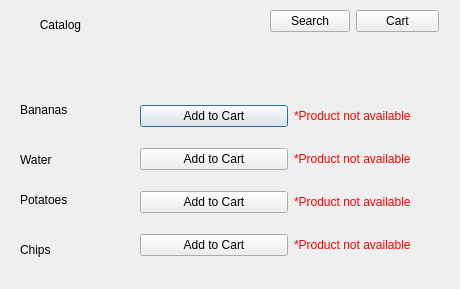
First picture: the form in products.ui, repository aishakandeell/cs2labproject, before the edit.
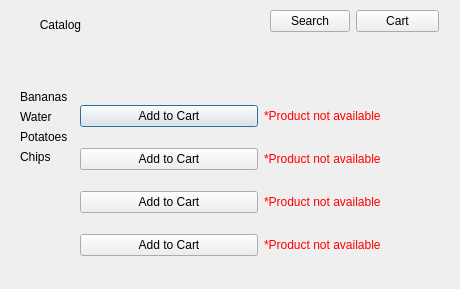
Second picture: the form after the edit.

Commit message: Product File Reader

What changed in the file:
```diff
--- a/products.ui
+++ b/products.ui
@@ -29,9 +29,9 @@
   <widget class="QWidget" name="layoutWidget">
    <property name="geometry">
     <rect>
-     <x>140</x>
+     <x>80</x>
      <y>90</y>
-     <width>301</width>
+     <width>361</width>
      <height>181</height>
     </rect>
    </property>
@@ -120,57 +120,45 @@
     </item>
    </layout>
   </widget>
-  <widget class="QLabel" name="label_2">
+  <widget class="QWidget" name="">
    <property name="geometry">
     <rect>
      <x>20</x>
-     <y>100</y>
-     <width>63</width>
-     <height>20</height>
+     <y>90</y>
+     <width>61</width>
+     <height>181</height>
     </rect>
    </property>
+   <layout class="QFormLayout" name="formLayout_2">
+    <item row="0" column="0">
+     <widget class="QLabel" name="prod1">
    <property name="text">
     <string>Bananas</string>
    </property>
   </widget>
-  <widget class="QLabel" name="label_3">
-   <property name="geometry">
-    <rect>
-     <x>20</x>
-     <y>150</y>
-     <width>63</width>
-     <height>20</height>
-    </rect>
-   </property>
+    </item>
+    <item row="1" column="0">
+     <widget class="QLabel" name="prod2">
    <property name="text">
     <string>Water</string>
    </property>
   </widget>
-  <widget class="QLabel" name="label_4">
-   <property name="geometry">
-    <rect>
-     <x>20</x>
-     <y>190</y>
-     <width>63</width>
-     <height>20</height>
-    </rect>
-   </property>
+    </item>
+    <item row="2" column="0">
+     <widget class="QLabel" name="prod3">
    <property name="text">
     <string>Potatoes</string>
    </property>
   </widget>
-  <widget class="QLabel" name="label_5">
-   <property name="geometry">
-    <rect>
-     <x>20</x>
-     <y>240</y>
-     <width>63</width>
-     <height>20</height>
-    </rect>
-   </property>
+    </item>
+    <item row="3" column="0">
+     <widget class="QLabel" name="prod4">
    <property name="text">
     <string>Chips</string>
    </property>
+     </widget>
+    </item>
+   </layout>
   </widget>
  </widget>
  <resources/>
```
Lines whose indentation alone changed are shown as unchanged. The commit also changes 5 other files.
